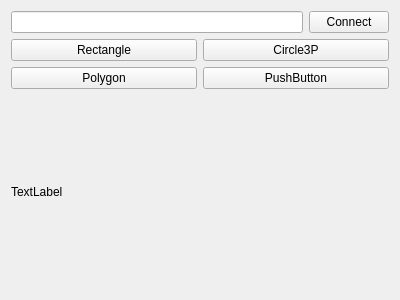
First picture: the form in librecad/src/ui/forms/tc_tracerwidget.ui, repository Fabien-B/LibreCAD, before the edit.
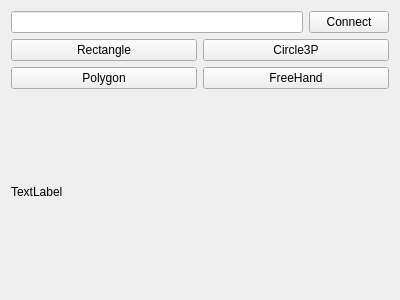
Second picture: the form after the edit.

Commit message: Add FreeHand drawing

Patch:
```diff
--- a/librecad/src/ui/forms/tc_tracerwidget.ui
+++ b/librecad/src/ui/forms/tc_tracerwidget.ui
@@ -54,7 +54,7 @@
      <item row="1" column="1">
       <widget class="QPushButton" name="pushButton_4">
        <property name="text">
-        <string>PushButton</string>
+        <string>FreeHand</string>
        </property>
       </widget>
      </item>
```
Left out of the diff: 2 changed lines with no effect on the pictures. The commit also changes 2 other files.
